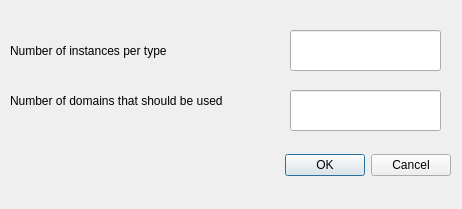
First picture: the form in AppResources/Stress_Properties.ui, repository HoangTranUnion/BenchmarkAndStressApp, before the edit.
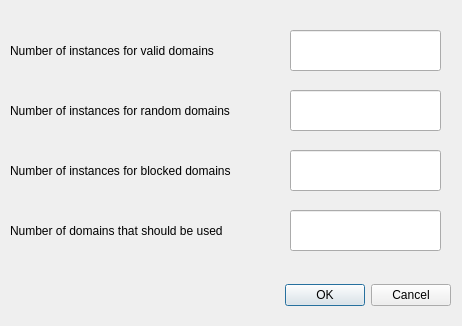
Second picture: the form after the edit.

The edit to the form file:
```diff
--- a/AppResources/Stress_Properties.ui
+++ b/AppResources/Stress_Properties.ui
@@ -7,7 +7,7 @@
     <x>0</x>
     <y>0</y>
     <width>462</width>
-    <height>209</height>
+    <height>326</height>
    </rect>
   </property>
   <property name="windowTitle">
@@ -17,7 +17,7 @@
    <property name="geometry">
     <rect>
      <x>10</x>
-     <y>140</y>
+     <y>270</y>
      <width>441</width>
      <height>51</height>
     </rect>
@@ -33,13 +33,13 @@
    <property name="geometry">
     <rect>
      <x>10</x>
-     <y>80</y>
+     <y>90</y>
      <width>271</width>
      <height>41</height>
     </rect>
    </property>
    <property name="text">
-    <string>Number of domains that should be used</string>
+    <string>Number of instances for random domains</string>
    </property>
   </widget>
   <widget class="QLineEdit" name="lineEdit">
@@ -62,7 +62,7 @@
     </rect>
    </property>
    <property name="text">
-    <string>Number of instances per type</string>
+    <string>Number of instances for valid domains</string>
    </property>
   </widget>
   <widget class="QLineEdit" name="lineEdit_2">
@@ -75,6 +75,52 @@
     </rect>
    </property>
   </widget>
+  <widget class="QLabel" name="label_3">
+   <property name="geometry">
+    <rect>
+     <x>10</x>
+     <y>150</y>
+     <width>271</width>
+     <height>41</height>
+    </rect>
+   </property>
+   <property name="text">
+    <string>Number of instances for blocked domains</string>
+   </property>
+  </widget>
+  <widget class="QLineEdit" name="BlockedEdit">
+   <property name="geometry">
+    <rect>
+     <x>290</x>
+     <y>150</y>
+     <width>151</width>
+     <height>41</height>
+    </rect>
+   </property>
+  </widget>
+  <widget class="QLabel" name="label_4">
+   <property name="geometry">
+    <rect>
+     <x>10</x>
+     <y>210</y>
+     <width>271</width>
+     <height>41</height>
+    </rect>
+   </property>
+   <property name="text">
+    <string>Number of domains that should be used</string>
+   </property>
+  </widget>
+  <widget class="QLineEdit" name="DomainEdit">
+   <property name="geometry">
+    <rect>
+     <x>290</x>
+     <y>210</y>
+     <width>151</width>
+     <height>41</height>
+    </rect>
+   </property>
+  </widget>
  </widget>
  <resources/>
  <connections>
```
Left out of the diff: 4 changed lines with no effect on the pictures.
